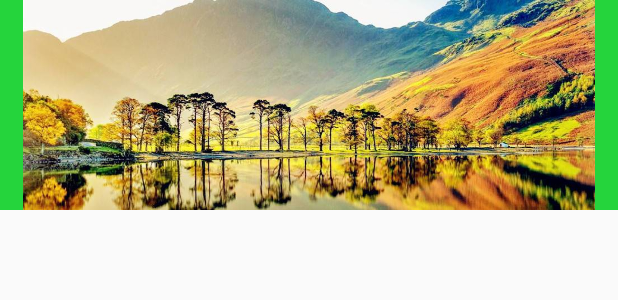
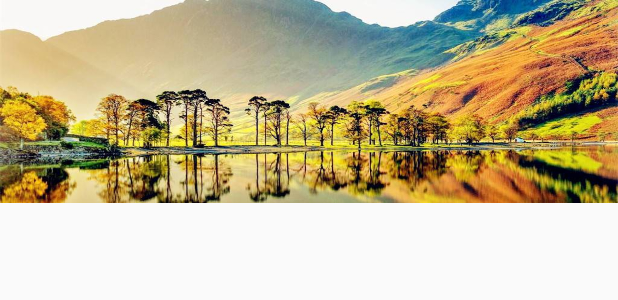
Before and after one commit to wangtianrui/NutritionMaster, an Android app: the layout recommend_head.xml on its own in the app's theme, with its tools: preview values and no code run, on a phone screen of 412 x 824 dp. Shown: the top 300 px of the screen. Run offline under Robolectric (Android 15) with nearby library versions, the phone set to English and light mode, and no system bars.

Commit message:
head问题已解决

```diff
--- a/app/src/main/res/layout/recommend_head.xml
+++ b/app/src/main/res/layout/recommend_head.xml
@@ -1,8 +1,8 @@
 <?xml version="1.0" encoding="utf-8"?>
 <ImageView xmlns:android="http://schemas.android.com/apk/res/android"
     android:layout_width="match_parent"
-    android:layout_height="140dp"
-    android:background="@color/colorPrimary"
+    android:layout_height="135dp"
+    android:scaleType="fitXY"
     android:src="@drawable/recommend_bg">
 
 </ImageView>
```
Also changed, not shown: app/src/main/java/com/example/ninefourone/nutritionmaster/modules/viewpagerfragments/recommend/RecommendFragment.java (+8 -4 lines).
